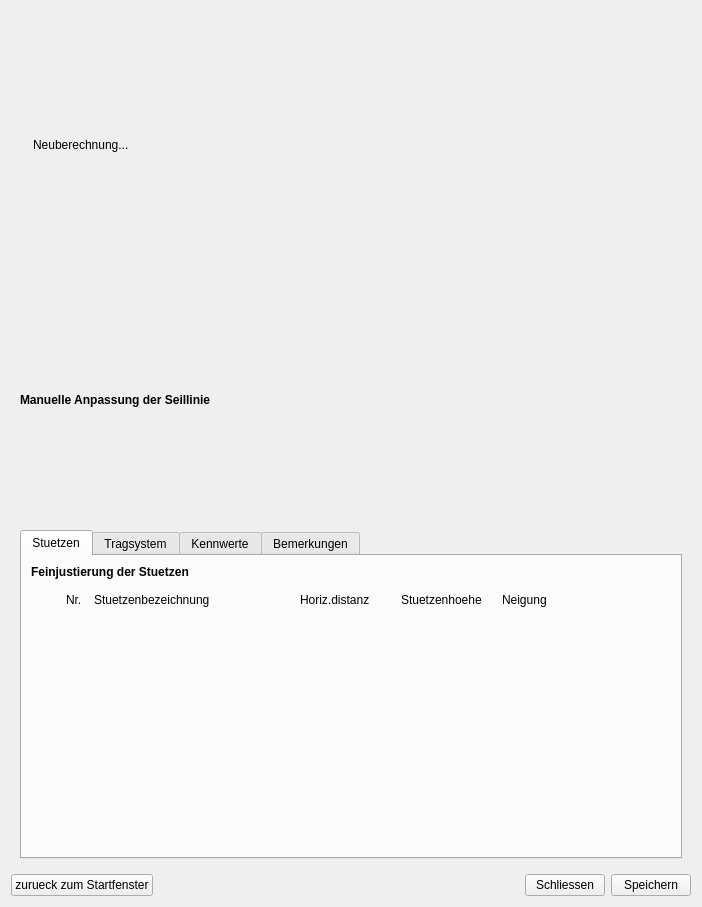
piMoll/SEILAPLAN, file gui/adjustmentDialog.ui: the form before one commit.
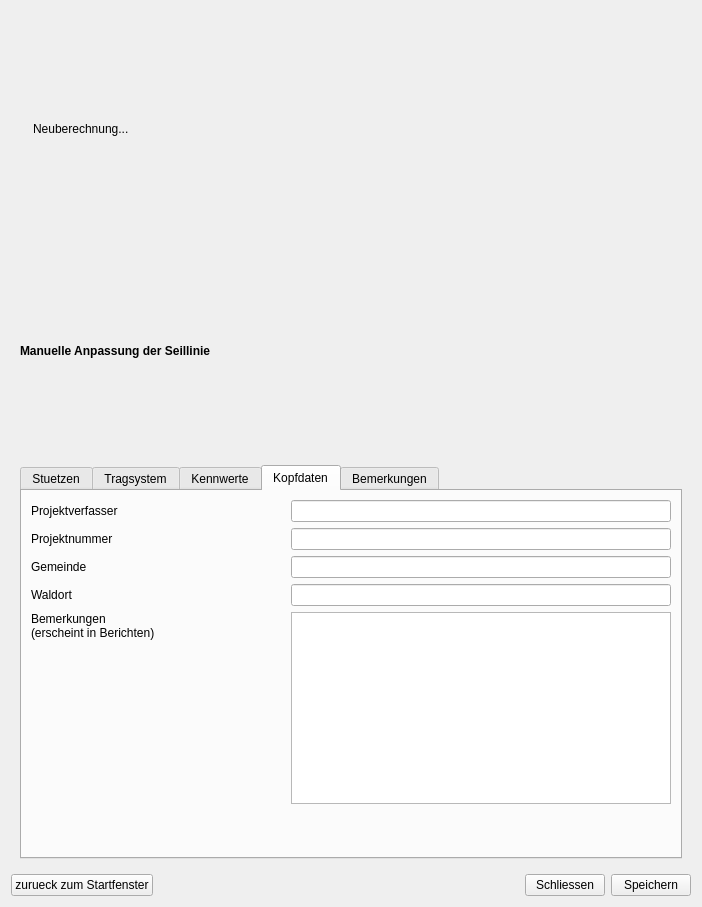
The form after the commit. The open tabs and pages were chosen to show the change. Icons and pictures are not drawn.

Commit message: Update GUIs with new parameter 'Anlagetyp' and tab 'Kopfdaten'.

Diff of the .ui file:
```diff
--- a/gui/adjustmentDialog.ui
+++ b/gui/adjustmentDialog.ui
@@ -828,6 +828,125 @@
              </item>
             </layout>
            </widget>
+           <widget class="QWidget" name="tab">
+            <attribute name="title">
+             <string>Kopfdaten</string>
+            </attribute>
+            <layout class="QGridLayout" name="gridLayout_6">
+             <item row="0" column="0">
+              <layout class="QGridLayout" name="gridLayout_5">
+               <item row="1" column="0">
+                <widget class="QLabel" name="label_32">
+                 <property name="sizePolicy">
+                  <sizepolicy hsizetype="Expanding" vsizetype="Preferred">
+                   <horstretch>0</horstretch>
+                   <verstretch>0</verstretch>
+                  </sizepolicy>
+                 </property>
+                 <property name="text">
+                  <string>Projektnummer</string>
+                 </property>
+                </widget>
+               </item>
+               <item row="2" column="0">
+                <widget class="QLabel" name="label_34">
+                 <property name="sizePolicy">
+                  <sizepolicy hsizetype="Expanding" vsizetype="Preferred">
+                   <horstretch>0</horstretch>
+                   <verstretch>0</verstretch>
+                  </sizepolicy>
+                 </property>
+                 <property name="text">
+                  <string>Gemeinde</string>
+                 </property>
+                </widget>
+               </item>
+               <item row="3" column="0">
+                <widget class="QLabel" name="label_41">
+                 <property name="sizePolicy">
+                  <sizepolicy hsizetype="Expanding" vsizetype="Preferred">
+                   <horstretch>0</horstretch>
+                   <verstretch>0</verstretch>
+                  </sizepolicy>
+                 </property>
+                 <property name="text">
+                  <string>Waldort</string>
+                 </property>
+                </widget>
+               </item>
+               <item row="1" column="1">
+                <widget class="QLineEdit" name="fieldPrNr"/>
+               </item>
+               <item row="0" column="0">
+                <widget class="QLabel" name="label_26">
+                 <property name="sizePolicy">
+                  <sizepolicy hsizetype="Expanding" vsizetype="Preferred">
+                   <horstretch>0</horstretch>
+                   <verstretch>0</verstretch>
+                  </sizepolicy>
+                 </property>
+                 <property name="minimumSize">
+                  <size>
+                   <width>0</width>
+                   <height>0</height>
+                  </size>
+                 </property>
+                 <property name="text">
+                  <string>Projektverfasser</string>
+                 </property>
+                </widget>
+               </item>
+               <item row="0" column="1">
+                <widget class="QLineEdit" name="fieldPrVerf">
+                 <property name="minimumSize">
+                  <size>
+                   <width>380</width>
+                   <height>0</height>
+                  </size>
+                 </property>
+                </widget>
+               </item>
+               <item row="4" column="0">
+                <widget class="QLabel" name="label_24">
+                 <property name="text">
+                  <string>Bemerkungen
+(erscheint in Berichten)</string>
+                 </property>
+                 <property name="alignment">
+                  <set>Qt::AlignLeading|Qt::AlignLeft|Qt::AlignTop</set>
+                 </property>
+                </widget>
+               </item>
+               <item row="2" column="1">
+                <widget class="QLineEdit" name="fieldPrGmd"/>
+               </item>
+               <item row="3" column="1">
+                <widget class="QLineEdit" name="fieldPrWald"/>
+               </item>
+               <item row="4" column="1">
+                <widget class="QTextEdit" name="fieldPrBemerkung">
+                 <property name="lineWidth">
+                  <number>1</number>
+                 </property>
+                </widget>
+               </item>
+              </layout>
+             </item>
+             <item row="2" column="0">
+              <spacer name="verticalSpacer_5">
+               <property name="orientation">
+                <enum>Qt::Vertical</enum>
+               </property>
+               <property name="sizeHint" stdset="0">
+                <size>
+                 <width>20</width>
+                 <height>42</height>
+                </size>
+               </property>
+              </spacer>
+             </item>
+            </layout>
+           </widget>
            <widget class="QWidget" name="tabComment">
             <attribute name="title">
              <string>Bemerkungen</string>
```
Left out of the diff: 510 changed lines with no effect on the pictures. The commit also changes 11 other files.
